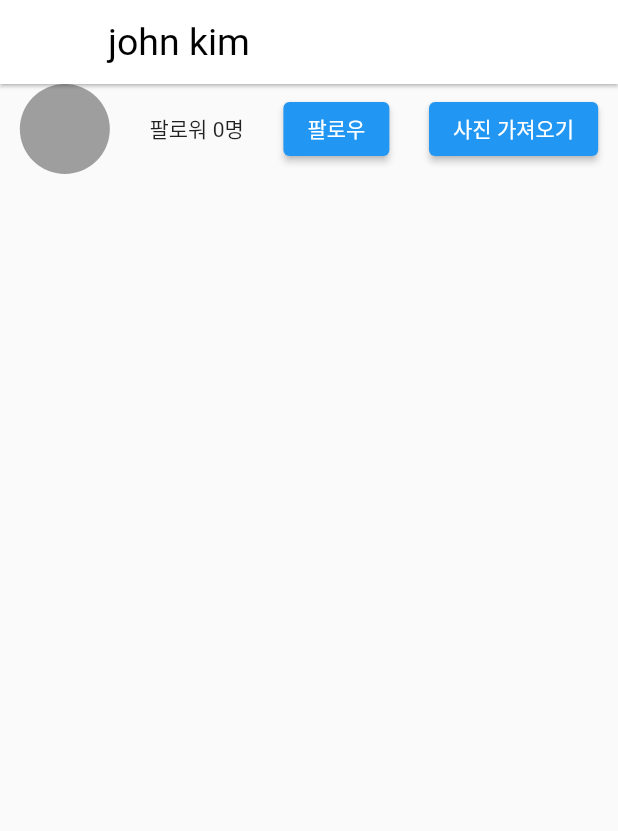
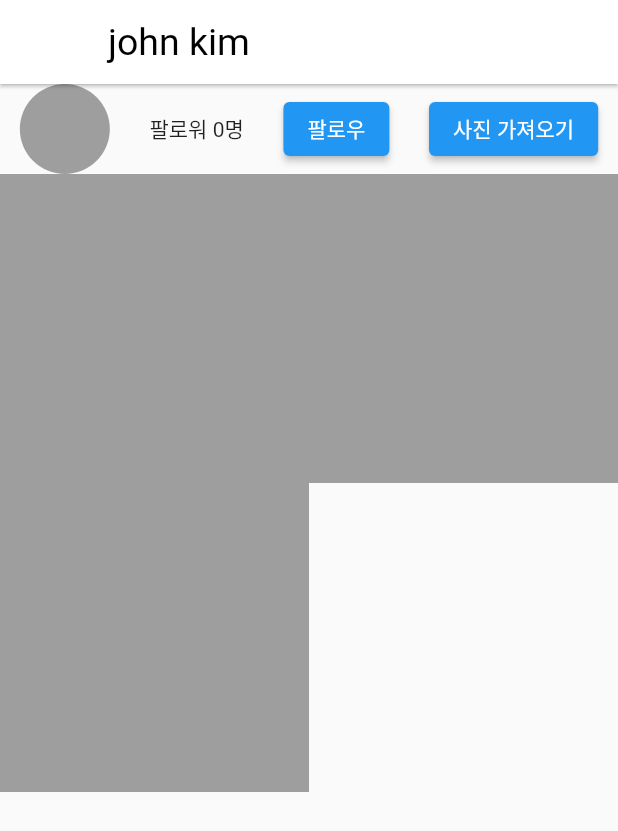
Before and after one commit to JIN-LEA-study/flutter-jin, a Flutter app: the Profile screen opened directly, on a phone screen of 412 x 824 dp. Shown: the top 831 px of the screen. Run offline on Flutter 3.47's test engine with Material 2 defaults, Android fonts, the phone set to English and light mode, and no system bars; our stand-ins replace contacts_service, image_picker, permission_handler, shared_preferences; accounts and stored records are empty; network calls fail.

Commit message:
GridView, CustomScrollView로 프로필 페이지 만들기

```diff
--- a/instagram/lib/main.dart
+++ b/instagram/lib/main.dart
@@ -325,7 +325,44 @@ class Profile extends StatelessWidget {
   Widget build(BuildContext context) {
     return Scaffold(
       appBar: AppBar(title: Text(context.watch<Store2>().name),),
-      body: Row(
+      body: CustomScrollView(  // 각각이 아닌 전체 스크롤바 생성해주는 CustomScrollView() children이 아닌 slivers로 작성해야 한다.
+        slivers: [  // slivers 안에 있는 것들을 다 합쳐서 스크롤바를 만들어 줌
+          SliverToBoxAdapter(
+            child: ProfileHeader(),
+          ),
+          SliverGrid(delegate: SliverChildBuilderDelegate(
+                (c, i) => Container(color: Colors.grey),
+                childCount: 3,  // 격자 몇개 만들 것
+          ), gridDelegate: SliverGridDelegateWithFixedCrossAxisCount(crossAxisCount: 2),),
+          // SliverList(delegate: delegate),
+          // SliverAppBar(),
+
+          // slivers 안에는 평소에 쓰던 위젯을 못 넣는다.
+          // 격자 넣고 싶으면 SliverGrid()
+          // ListView넣고 싶으면 SliverList()
+          // Container 넣고 싶으면 SliverToBoxAdapter()
+          // 예쁜 헤더는 SliverAppBar()
+
+          // GridView.builder(  // 격자 만들 땐 GridView.builder()
+          //   gridDelegate: SliverGridDelegateWithFixedCrossAxisCount( crossAxisCount: 2 ),
+          //   itemBuilder: (c, i) {
+          //     return Container(color : Colors.grey);
+          //   },
+          //   itemCount: 3,
+          // ),
+        ],
+      )
+
+    );
+  }
+}
+
+class ProfileHeader extends StatelessWidget {
+  const ProfileHeader({Key? key}) : super(key: key);
+
+  @override
+  Widget build(BuildContext context) {
+    return Row(
       mainAxisAlignment: MainAxisAlignment.spaceAround,
       children: [
         CircleAvatar(  // 이미지를 동그랗게 넣고 싶으면 CircleAvatar()
@@ -341,7 +378,6 @@ class Profile extends StatelessWidget {
           context.read<Store1>().getProfileData();
         }, child: Text('사진 가져오기')),
       ],
-      )
     );
   }
 }
```
Lines whose indentation alone changed are shown as unchanged.
